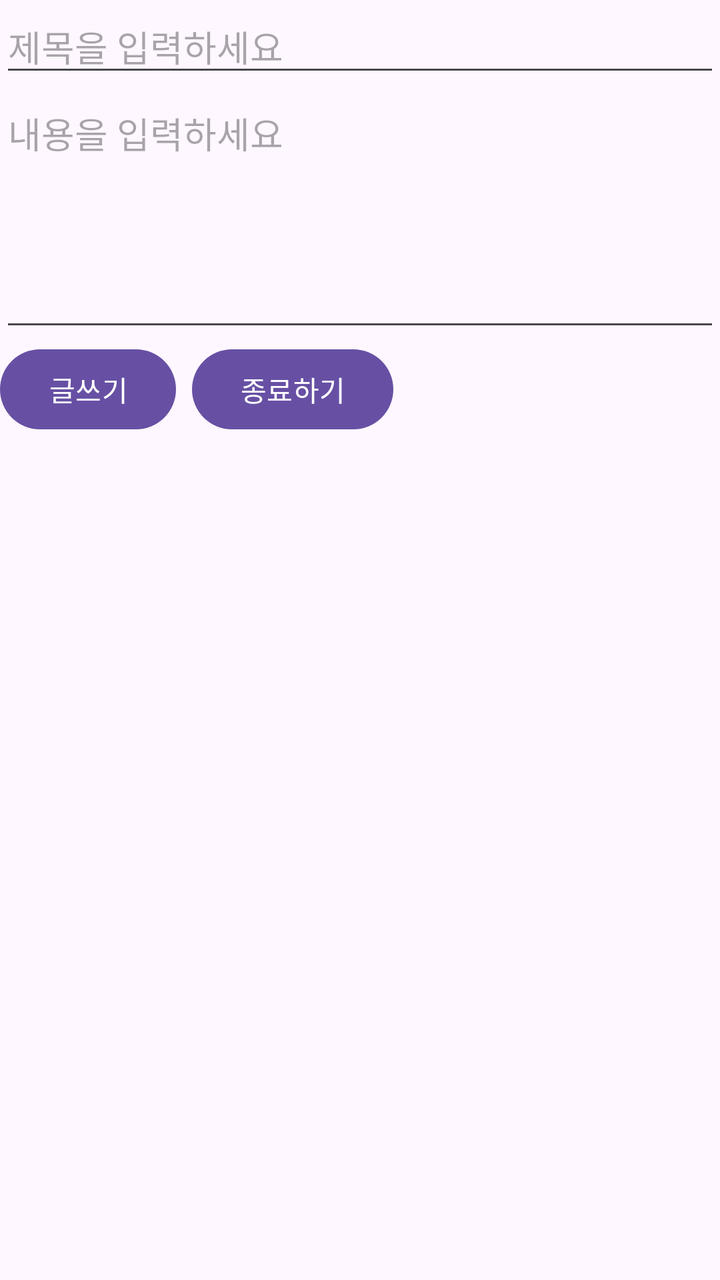
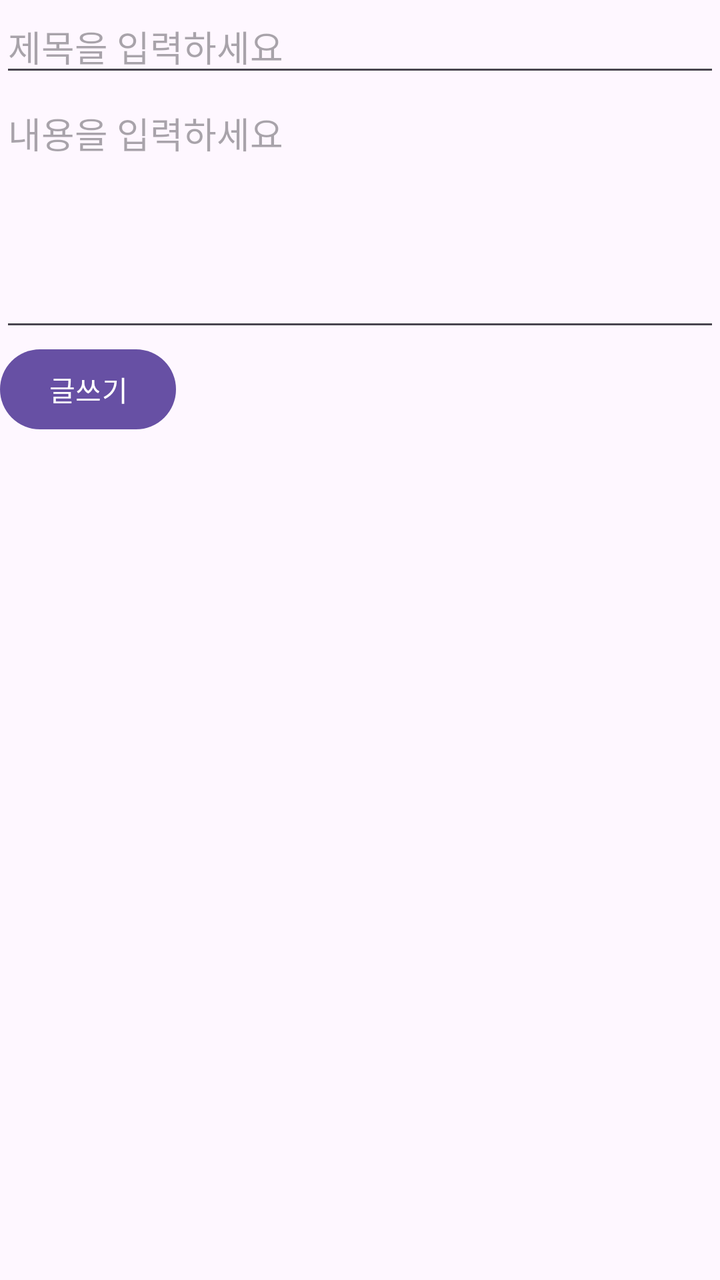

Compare the two renders of this Android layout. The source of the first and the diff that turns it into the second are given below.
<!-- AndroidManifest.xml: application theme Theme.MyFireBase -->
<!-- res/layout/activity_board_write.xml -->
<?xml version="1.0" encoding="utf-8"?>
<LinearLayout
    xmlns:android="http://schemas.android.com/apk/res/android"
    xmlns:app="http://schemas.android.com/apk/res-auto"
    xmlns:tools="http://schemas.android.com/tools"
    android:id="@+id/main"
    android:orientation="vertical"
    android:layout_width="match_parent"
    android:layout_height="match_parent"
    tools:context=".BoardWriteActivity">

    <EditText
        android:id="@+id/writeTextArea"
        android:hint="제목을 입력하세요"
        android:layout_width="match_parent"
        android:layout_height="wrap_content"
        />
    <EditText
        android:id="@+id/writeContentArea"
        android:hint="내용을 입력하세요"
        android:gravity="top"
        android:minLines="5"
        android:layout_width="match_parent"
        android:layout_height="wrap_content"
        />
    <LinearLayout
        android:orientation="horizontal"
        android:layout_width="match_parent"
        android:layout_height="wrap_content">

        <Button
            android:id="@+id/writeUploadBtn"
            android:text="글쓰기"
            android:layout_width="wrap_content"
            android:layout_height="wrap_content" />

        <Button
            android:id="@+id/writeDeleteBtn"
            android:text="삭제하기"
            android:visibility="gone"
            android:layout_marginStart="8dp"
            android:layout_width="wrap_content"
            android:layout_height="wrap_content" />
        <Button
            android:id="@+id/writeExitBtn"
            android:text="종료하기"
            
            android:layout_marginStart="8dp"
            android:layout_width="wrap_content"
            android:layout_height="wrap_content" />

    </LinearLayout>

</LinearLayout>
<!-- resources referenced by this layout -->
<resources>
  <style name="Theme.MyFireBase" parent="Base.Theme.MyFireBase" />
  <style name="Base.Theme.MyFireBase" parent="Theme.Material3.DayNight.NoActionBar">
          
          
      </style>
</resources>

<!-- the commit's change to res/layout/activity_board_write.xml (unified diff, before → after) -->
@@ -41,13 +41,7 @@
             android:layout_marginStart="8dp"
             android:layout_width="wrap_content"
             android:layout_height="wrap_content" />
-        <Button
-            android:id="@+id/writeExitBtn"
-            android:text="종료하기"
-            
-            android:layout_marginStart="8dp"
-            android:layout_width="wrap_content"
-            android:layout_height="wrap_content" />
+
 
     </LinearLayout>
 
